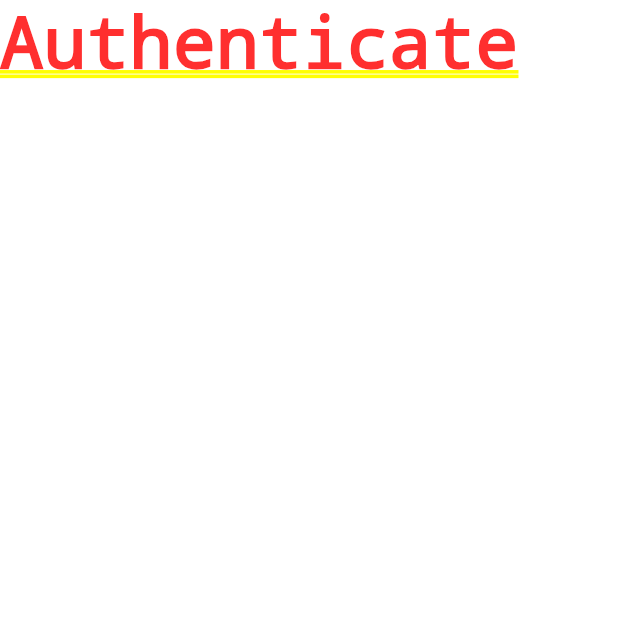
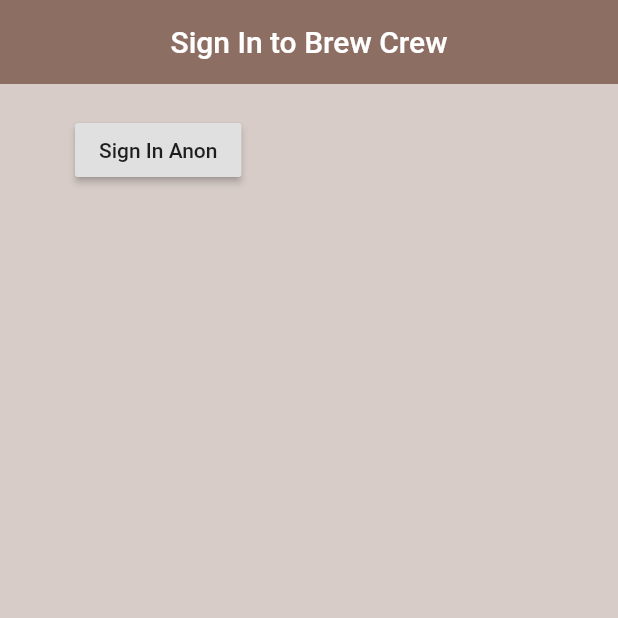
Before and after one commit to marufkhan09/brewcrew, a Flutter app: the screen it shows after launch, on a phone screen of 412 x 824 dp, the top half of it. Run offline on Flutter 3.47's test engine with Material 2 defaults, Android fonts, the phone set to English and light mode, and no system bars; our stand-ins replace firebase_auth; accounts and stored records are empty.

Commit message:
anynomous user created

```diff
--- a/lib/screens/authenticate/authenticate.dart
+++ b/lib/screens/authenticate/authenticate.dart
@@ -1,3 +1,4 @@
+import 'package:brewcrew/screens/authenticate/sign_in.dart';
 import 'package:flutter/material.dart';
 
 class Authenticate extends StatefulWidget {
@@ -11,7 +12,7 @@ class _AuthenticateState extends State<Authenticate> {
   @override
   Widget build(BuildContext context) {
     return Container(
-      child: Text("Authenticate"),
+      child: SignIn(),
     );
   }
 }
--- /dev/null
+++ b/lib/screens/authenticate/sign_in.dart
@@ -0,0 +1,43 @@
+import 'package:brewcrew/services/auth.dart';
+import 'package:flutter/material.dart';
+
+class SignIn extends StatefulWidget {
+  const SignIn({Key? key}) : super(key: key);
+
+  @override
+  _SignInState createState() => _SignInState();
+}
+
+class _SignInState extends State<SignIn> {
+
+  final AuthService _auth = AuthService();
+
+  @override
+  Widget build(BuildContext context) {
+    return Scaffold(
+      backgroundColor: Colors.brown[100],
+      appBar: AppBar(
+        backgroundColor: Colors.brown[400],
+        elevation: 0.0,
+        title: Center(child: Text("Sign In to Brew Crew")),
+      ),
+      body: Container(
+        padding: EdgeInsets.symmetric(vertical: 20,horizontal: 50),
+        child: RaisedButton(
+          child: Text("Sign In Anon"),
+          onPressed: () async {
+         dynamic result = await _auth.signInAnon();
+         if(result == null){
+           print("Error signing in");
+         }
+         else{
+           print("Signed in");
+           print(result);
+         }
+
+          },
+        ),
+      ),
+    );
+  }
+}
```
Also changed, not shown: 1 other file.
